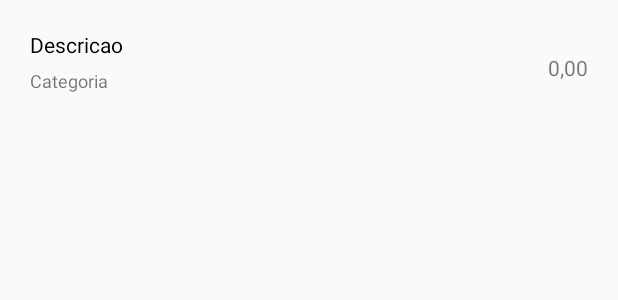
After one commit to hbsisfelipesantos/Curso-Android-Jamiltom, an Android app: the layout adapter_movimentos.xml on its own in the app's theme, with its tools: preview values and no code run, on a phone screen of 412 x 824 dp. The commit adds this screen. Shown: the top 300 px of the screen. Run offline under Robolectric (Android 15) with nearby library versions, the phone set to English and light mode, and no system bars.

Commit message:
Adicionado RecyclerView e foi sobrescrito o motodo onStart para recuperar o resumo de saldo

```diff
--- /dev/null
+++ b/OrganizzeClone/app/src/main/res/layout/adapter_movimentos.xml
@@ -0,0 +1,56 @@
+<?xml version="1.0" encoding="utf-8"?>
+<LinearLayout xmlns:android="http://schemas.android.com/apk/res/android"
+    xmlns:app="http://schemas.android.com/apk/res-auto"
+    xmlns:tools="http://schemas.android.com/tools"
+    android:layout_width="match_parent"
+    android:layout_height="wrap_content"
+    android:layout_margin="20dp"
+    android:orientation="vertical">
+
+    <android.support.constraint.ConstraintLayout
+        android:layout_width="match_parent"
+        android:layout_height="wrap_content"
+        android:layout_weight="1"
+        app:layout_constraintBottom_toBottomOf="@+id/textDescricaoMovimento"
+        app:layout_constraintTop_toBottomOf="@+id/textDescricaoMovimento">
+
+        <TextView
+            android:id="@+id/textDescricaoMovimento"
+            android:layout_width="0dp"
+            android:layout_height="0dp"
+            android:layout_weight="5"
+            android:text="Descricao"
+            android:textColor="@android:color/black"
+            android:textSize="14sp"
+            app:layout_constraintBottom_toTopOf="@+id/textCategoriaMovimento"
+            app:layout_constraintEnd_toStartOf="@+id/textValorMovimento"
+            app:layout_constraintHorizontal_chainStyle="spread_inside"
+            app:layout_constraintStart_toStartOf="parent"
+            app:layout_constraintTop_toTopOf="parent" />
+
+        <TextView
+            android:id="@+id/textValorMovimento"
+            android:layout_width="100dp"
+            android:layout_height="50dp"
+            android:layout_weight="1"
+            android:gravity="center|right"
+            android:text="0,00"
+            app:layout_constraintBottom_toBottomOf="parent"
+            app:layout_constraintEnd_toEndOf="parent"
+            app:layout_constraintStart_toEndOf="@+id/textDescricaoMovimento"
+            app:layout_constraintTop_toTopOf="parent" />
+
+        <TextView
+            android:id="@+id/textCategoriaMovimento"
+            android:layout_width="0dp"
+            android:layout_height="0dp"
+            android:layout_weight="1"
+            android:text="Categoria"
+            android:textSize="12sp"
+            app:layout_constraintBottom_toBottomOf="parent"
+            app:layout_constraintEnd_toStartOf="@+id/textValorMovimento"
+            app:layout_constraintStart_toStartOf="parent"
+            app:layout_constraintTop_toBottomOf="@+id/textDescricaoMovimento" />
+    </android.support.constraint.ConstraintLayout>
+
+</LinearLayout>
--- a/OrganizzeClone/build.gradle
+++ b/OrganizzeClone/build.gradle
@@ -8,7 +8,7 @@ buildscript {
 
     }
     dependencies {
-        classpath 'com.android.tools.build:gradle:3.3.1'
+        classpath 'com.android.tools.build:gradle:3.3.2'
         classpath 'com.google.gms:google-services:4.0.1'
 
 
```
Also changed, not shown: OrganizzeClone/app/src/main/java/com/example/felipesantos/organizzeclone/activity/PrincipalActivity.java (+43 -14 lines), OrganizzeClone/app/src/main/java/com/example/felipesantos/organizzeclone/adapter/Adapter.java (added, +57 -0 lines).
